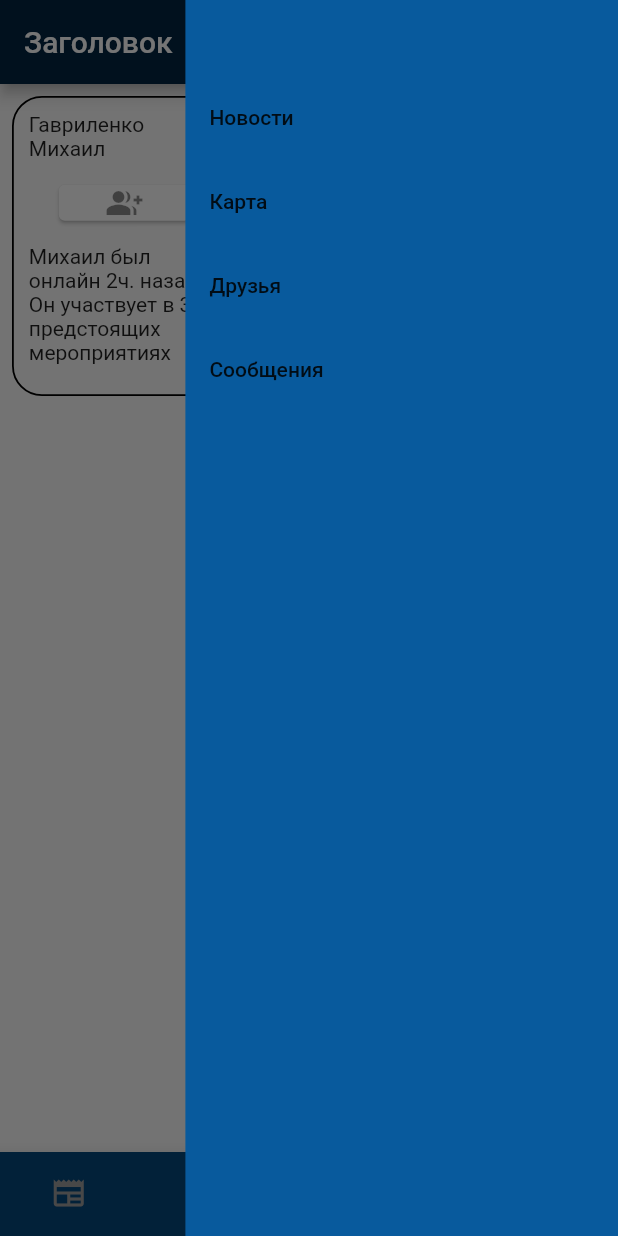
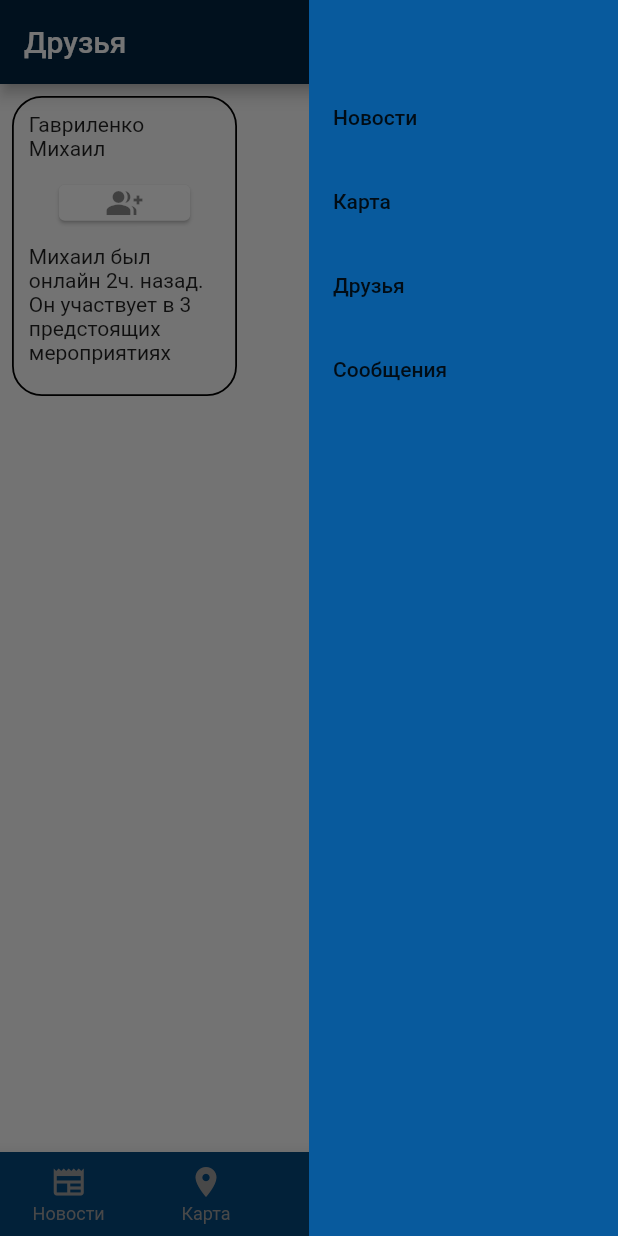
Before and after one commit to TsvetkovDmitriy/Leson-6, a Flutter app: the screen it shows after launch, item 3 of the bottom bar chosen, with the side drawer open, on a phone screen of 412 x 824 dp. Run offline on Flutter 3.47's test engine with Material 2 defaults, Android fonts, the phone set to English and light mode, and no system bars; network calls fail.

Commit message:
Домашнее задание - новая ветка, продолжение

```diff
--- a/lib/UI/widgets/menu.dart
+++ b/lib/UI/widgets/menu.dart
@@ -6,19 +6,14 @@ import 'package:lesson_7/UI/pages/sekond_page.dart';
 import 'package:lesson_7/UI/pages/third_page.dart';
 import 'package:lesson_7/UI/widgets/my_scaffold.dart';
 
-// class MenuWidget extends StatelessWidget {
-//
-//   const MenuWidget({Key? key}) : super(key: key);
-//
-//
-//   @override
-//   Widget build(BuildContext context) {
-//     // TODO: implement build
-//     throw UnimplementedError();
-//   }
-// }
+class MenuWidget extends StatelessWidget {
+  final Function (int index) onListTileTab;
+  final double width;
+  const MenuWidget(this.onListTileTab, {Key? key, this.width = 200}) : super(key: key);
 
-Widget buildMenu(BuildContext context, Function (int index) onListTileTab, {width = 200} ) {
+
+  @override
+  Widget build(BuildContext context) {
     return Container(
       width: width,
       color: AppColors.mainDarkBlue4,
@@ -67,3 +62,55 @@ Widget buildMenu(BuildContext context, Function (int index) onListTileTab, {widt
       ),
     );
   }
+}
+
+// Widget buildMenu(BuildContext context, Function(int index) onListTileTab,
+//     {width = 200}) {
+//   return Container(
+//     width: width,
+//     color: AppColors.mainDarkBlue4,
+//     child: Column(
+//       children: [
+//         SizedBox(
+//           height: 50,
+//         ),
+//         ListTile(
+//           title: Text("Новости"),
+//           onTap: () {
+//             onListTileTab(0);
+//             if (Scaffold.of(context).isEndDrawerOpen) {
+//               Navigator.pop(context);
+//             }
+//           },
+//         ),
+//         ListTile(
+//           title: Text("Карта"),
+//           onTap: () {
+//             onListTileTab(1);
+//             if (Scaffold.of(context).isEndDrawerOpen) {
+//               Navigator.pop(context);
+//             }
+//           },
+//         ),
+//         ListTile(
+//           title: Text("Друзья"),
+//           onTap: () {
+//             onListTileTab(2);
+//             if (Scaffold.of(context).isEndDrawerOpen) {
+//               Navigator.pop(context);
+//             }
+//           },
+//         ),
+//         ListTile(
+//           title: Text("Сообщения"),
+//           onTap: () {
+//             onListTileTab(3);
+//             if (Scaffold.of(context).isEndDrawerOpen) {
+//               Navigator.pop(context);
+//             }
+//           },
+//         ),
+//       ],
+//     ),
+//   );
+// }
--- a/lib/UI/widgets/my_scaffold.dart
+++ b/lib/UI/widgets/my_scaffold.dart
@@ -1,6 +1,7 @@
 import 'package:flutter/material.dart';
 import 'package:lesson_7/UI/pages/first_screen.dart';
 import 'package:lesson_7/UI/pages/fourth_page.dart';
+import 'package:lesson_7/UI/pages/login_page.dart';
 import 'package:lesson_7/UI/pages/sekond_page.dart';
 import 'package:lesson_7/UI/pages/third_page.dart';
 import 'package:lesson_7/UI/widgets/menu.dart';
@@ -22,13 +23,14 @@ import '../Theme/app_colors.dart';
 
 int selectedTab = 0;
 
-
 class MyScaffold extends StatefulWidget {
   final String title;
+
   // final Widget body;
   final Widget? body;
 
-  const MyScaffold({Key? key, this.title = 'Заголовок', int? selectedTab = 0, this.body})
+  const MyScaffold(
+      {Key? key, this.title = 'Заголовок', int? selectedTab = 0, this.body})
       : super(key: key);
 
   @override
@@ -36,16 +38,17 @@ class MyScaffold extends StatefulWidget {
 }
 
 class _MyScaffoldState extends State<MyScaffold> {
-
   // int selectedTab = 0;
   Widget? _body;
+  String? _title;
 
   @override
   void initState() {
-
+    _title = widget.title;
     _body = widget.body;
     super.initState();
   }
+
   void onSelectTab(int index) {
     // if (selectedTab == index) return;
     setState(() {
@@ -54,11 +57,18 @@ class _MyScaffoldState extends State<MyScaffold> {
     });
   }
 
-  List <Widget> _selectPage = <Widget> [
+  List<Widget> _selectPage = <Widget>[
     FirstScreen(),
     SecondPage(),
     ThirdPage(),
     FourthPage(),
+  ];
+
+  List<String> pagesTitles = [
+    "Новости",
+    "Карта",
+    "Друзья",
+    "Сообщений",
   ];
 
   @override
@@ -66,14 +76,25 @@ class _MyScaffoldState extends State<MyScaffold> {
     double width = MediaQuery.of(context).size.width;
     if (width > 420) {
       return Scaffold(
-        appBar: AppBar(title: Text(widget.title)),
+          appBar: AppBar(
+            title: Text(pagesTitles[selectedTab]),
+            actions: [
+              IconButton(
+                  onPressed: () {
+                    Navigator.of(context).push(
+                        MaterialPageRoute(builder: (BuildContext context) {
+                      return const LoginPage();
+                    }));
+                  },
+                  icon: const Icon(Icons.login))
+            ],
+          ),
           // body: Center(child: SingleChildScrollView(child: Text(myString,
           //   style: TextStyle(fontSize: 24),)),),
-        body:
-        Row(
+          body: Row(
             children: [
-            Expanded(child: _selectPage [selectedTab]),
-            buildMenu(context, onSelectTab, width: width * 0.25),
+              Expanded(child: _selectPage[selectedTab]),
+              MenuWidget(onSelectTab, width: width * 0.25),
             ],
           )
           // _selectPage [selectedTab],
@@ -94,16 +115,31 @@ class _MyScaffoldState extends State<MyScaffold> {
     } else {
       return Scaffold(
         appBar: AppBar(
-          title: Text(widget.title),
+            title: Text(pagesTitles[selectedTab]),
             backgroundColor: AppColors.mainDarkBlue,
+            actions: [
+              IconButton(
+                  onPressed: () {
+                    Navigator.of(context).push(
+                        MaterialPageRoute(builder: (BuildContext context) {
+                      return const LoginPage();
+                    }));
+                  },
+                  icon: const Icon(Icons.login))
+            ]),
+        drawerEdgeDragWidth: width * 0.7,
+        endDrawer: MenuWidget(
+          onSelectTab,
+          width: width * 0.5,
         ),
-        drawerEdgeDragWidth: width * 0.7,
-        endDrawer: buildMenu(context, onSelectTab,  width: width * 0.7,),
-        body:  _body == null ?
+        body: _body == null
+            ?
             // _body?? - второй вариант, двоеточие не нужно и что после него!
-        _selectPage [selectedTab] : _body,
+            _selectPage[selectedTab]
+            : _body,
         // widget.body,
         bottomNavigationBar: BottomNavigationBar(
+          showUnselectedLabels: true,
           unselectedItemColor: Colors.grey,
           selectedItemColor: Colors.white,
           items: [
```
Also changed, not shown: lib/UI/pages/fourth_page.dart (+17 -3 lines), lib/UI/pages/login_page.dart (added, +47 -0 lines). Lines whose indentation alone changed are shown as unchanged.
